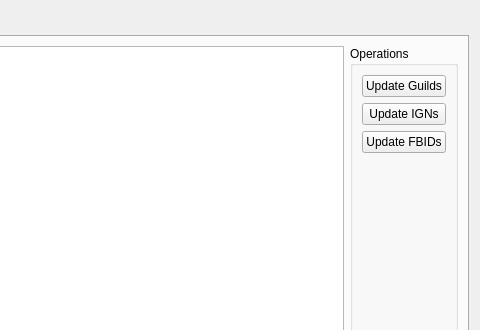
First picture: the form in AccountManagementDialog.ui, repository yhuiyang/castleage, before the edit; both pictures show x 520 to 1000 and y 0 to 330 of the 1000 by 800 pixel window.
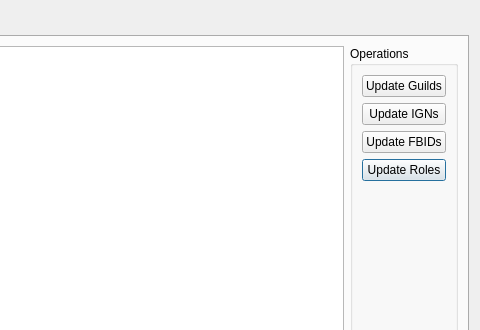
Second picture: the form after the edit.

```diff
--- a/AccountManagementDialog.ui
+++ b/AccountManagementDialog.ui
@@ -84,6 +84,13 @@
               </property>
              </widget>
             </item>
+            <item>
+             <widget class="QPushButton" name="pushButtonUpdateRoles">
+              <property name="text">
+               <string>Update Roles</string>
+              </property>
+             </widget>
+            </item>
             <item>
              <spacer name="verticalSpacer">
               <property name="orientation">
```
Left out of the diff: 18 changed lines with no effect on the pictures.
